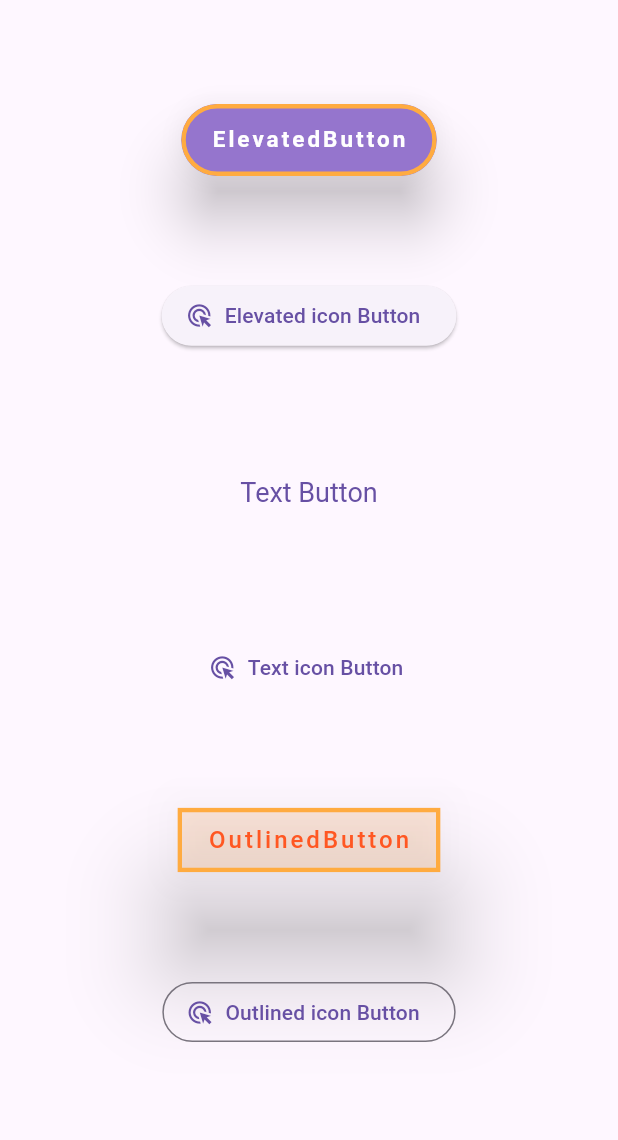
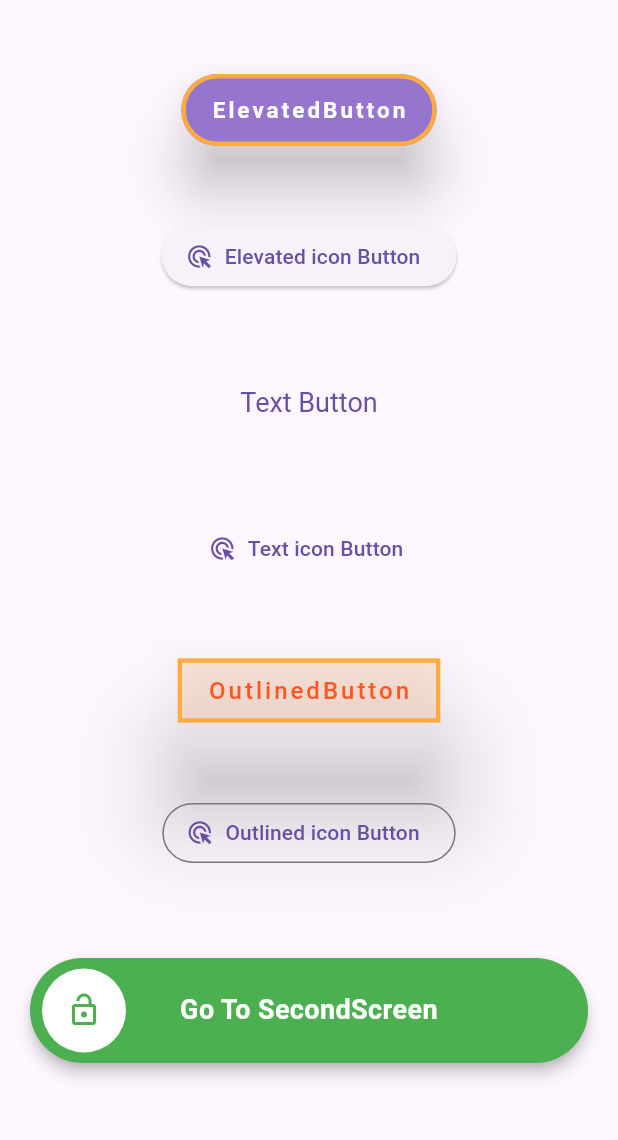
Before and after one commit to Ratndeep1999/buttons, a Flutter app: the screen it shows after launch, on a phone screen of 412 x 824 dp, the part 84-1224 px from its top. Run offline on Flutter 3.47's test engine with Material 3 defaults, Android fonts, the phone set to English and light mode, and no system bars; drawn by our look-alikes of slide_to_act.

Commit message:
sliding button add to navigate to next page

```diff
--- a/lib/buttons.dart
+++ b/lib/buttons.dart
@@ -1,5 +1,8 @@
 import 'package:flutter/material.dart';
 import 'package:flutter/services.dart';
+import 'package:slide_to_act/slide_to_act.dart';
+
+import 'buttons2.dart';
 
 class Buttons extends StatelessWidget {
   const Buttons({super.key});
@@ -64,6 +67,35 @@ class Buttons extends StatelessWidget {
                   enabledMouseCursor: SystemMouseCursors.text, // text),
                 ),
               ),
+
+              /// Swipe Button using Package
+              Padding(
+                padding: const EdgeInsets.symmetric(horizontal: 20, vertical: 10),
+                child: SlideAction(
+                  text: "Go To SecondScreen",
+                  textStyle: TextStyle(
+                    fontSize: 18,
+                    fontWeight: FontWeight.bold,
+                    color: Colors.white,
+                  ),
+                  outerColor: Colors.green,
+                  innerColor: Colors.white,
+                  elevation: 4,
+                  sliderButtonIcon: Icon(
+                    Icons.lock_open,
+                    // Icons.shopping_cart,
+                    color: Colors.green,
+                  ),
+                  onSubmit: () {
+                    // Navigate after swipe
+                    Navigator.push(
+                      context,
+                      MaterialPageRoute(builder: (context) => Buttons2()),
+                    );
+                    return null;
+                  },
+                ),
+              ),
             ],
           ),
         ),
@@ -102,7 +134,8 @@ class Buttons extends StatelessWidget {
         overlayColor: Colors.black,
         shadowColor: Colors.grey,
         elevation: 30.0,
-                enabledMouseCursor: SystemMouseCursors.zoomIn,  // text
+        enabledMouseCursor: SystemMouseCursors.zoomIn,
+        // text
         surfaceTintColor: Colors.orange.shade700,
         // ?
         tapTargetSize: MaterialTapTargetSize.shrinkWrap,
```
Lines whose indentation alone changed are shown as unchanged.
